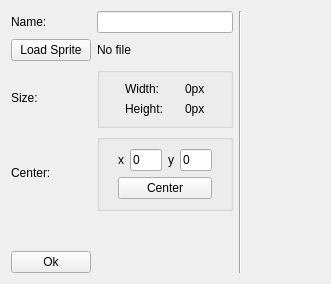
This is src/PK Creator/SpriteWindow.ui in Hary309/PKCreator as Qt 5 draws it before an edit. The edited form follows.
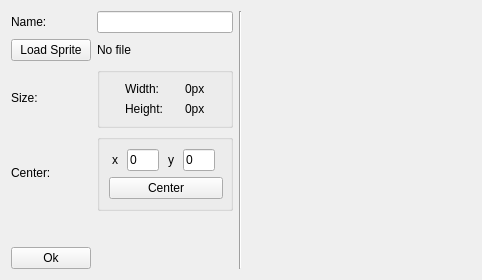
This is the edited form.

Diff of the .ui file:
```diff
--- a/src/PK Creator/SpriteWindow.ui
+++ b/src/PK Creator/SpriteWindow.ui
@@ -6,8 +6,8 @@
    <rect>
     <x>0</x>
     <y>0</y>
-    <width>331</width>
-    <height>284</height>
+    <width>482</width>
+    <height>280</height>
    </rect>
   </property>
   <property name="minimumSize">
@@ -124,6 +124,12 @@
      </item>
      <item row="3" column="1">
       <widget class="QGroupBox" name="groupBox_2">
+       <property name="minimumSize">
+        <size>
+         <width>136</width>
+         <height>0</height>
+        </size>
+       </property>
        <property name="maximumSize">
         <size>
          <width>136</width>
@@ -146,6 +152,12 @@
                 <verstretch>0</verstretch>
                </sizepolicy>
               </property>
+              <property name="minimumSize">
+               <size>
+                <width>6</width>
+                <height>0</height>
+               </size>
+              </property>
               <property name="text">
                <string>x</string>
               </property>
@@ -153,6 +165,18 @@
             </item>
             <item>
              <widget class="QLineEdit" name="centerXEdit">
+              <property name="sizePolicy">
+               <sizepolicy hsizetype="Preferred" vsizetype="Fixed">
+                <horstretch>0</horstretch>
+                <verstretch>0</verstretch>
+               </sizepolicy>
+              </property>
+              <property name="minimumSize">
+               <size>
+                <width>32</width>
+                <height>0</height>
+               </size>
+              </property>
               <property name="maximumSize">
                <size>
                 <width>32</width>
@@ -179,6 +203,18 @@
             </item>
             <item>
              <widget class="QLineEdit" name="centerYEdit">
+              <property name="sizePolicy">
+               <sizepolicy hsizetype="Preferred" vsizetype="Fixed">
+                <horstretch>0</horstretch>
+                <verstretch>0</verstretch>
+               </sizepolicy>
+              </property>
+              <property name="minimumSize">
+               <size>
+                <width>32</width>
+                <height>0</height>
+               </size>
+              </property>
               <property name="maximumSize">
                <size>
                 <width>32</width>
@@ -194,6 +230,18 @@
           </item>
           <item>
            <widget class="QPushButton" name="centerButton">
+            <property name="sizePolicy">
+             <sizepolicy hsizetype="Preferred" vsizetype="Fixed">
+              <horstretch>0</horstretch>
+              <verstretch>0</verstretch>
+             </sizepolicy>
+            </property>
+            <property name="minimumSize">
+             <size>
+              <width>114</width>
+              <height>0</height>
+             </size>
+            </property>
             <property name="text">
              <string>Center</string>
             </property>
@@ -310,6 +358,12 @@
     <layout class="QGridLayout" name="gridLayout_2">
      <item row="0" column="0">
       <widget class="QLabel" name="imageLabel">
+       <property name="sizePolicy">
+        <sizepolicy hsizetype="Expanding" vsizetype="Expanding">
+         <horstretch>0</horstretch>
+         <verstretch>0</verstretch>
+        </sizepolicy>
+       </property>
        <property name="text">
         <string/>
        </property>
```
Left out of the diff: 18 changed lines with no effect on the pictures.
